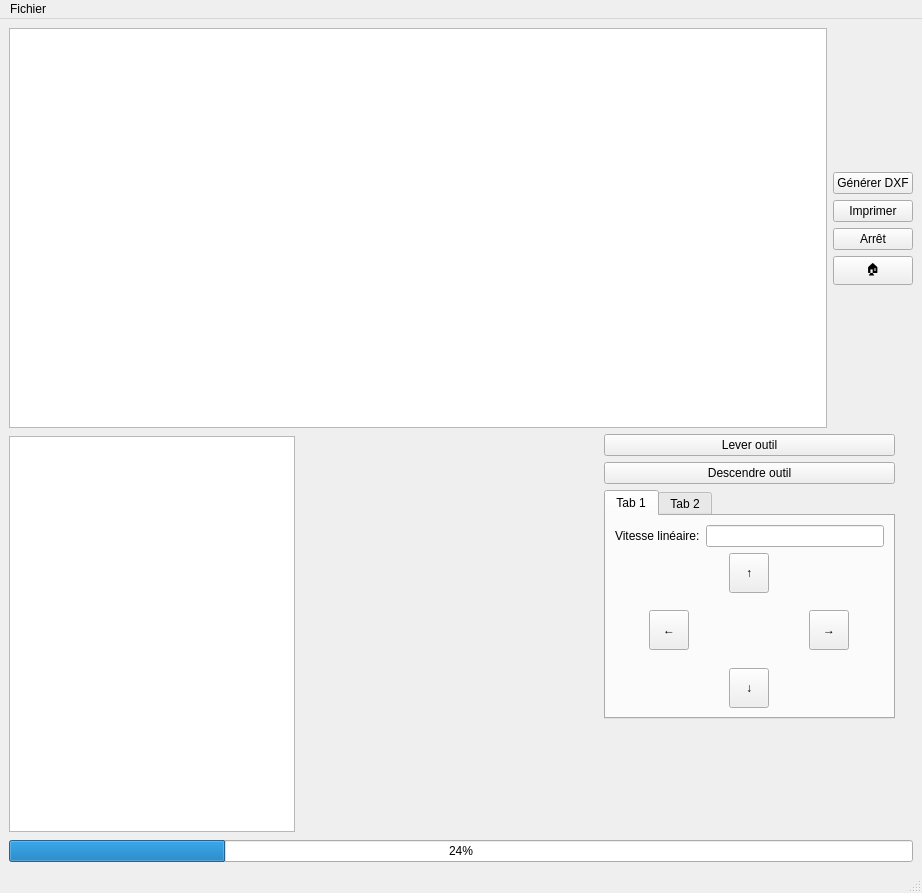
lapm6225/PlasmArm, file Python/plasmarm.ui: the form before one commit.
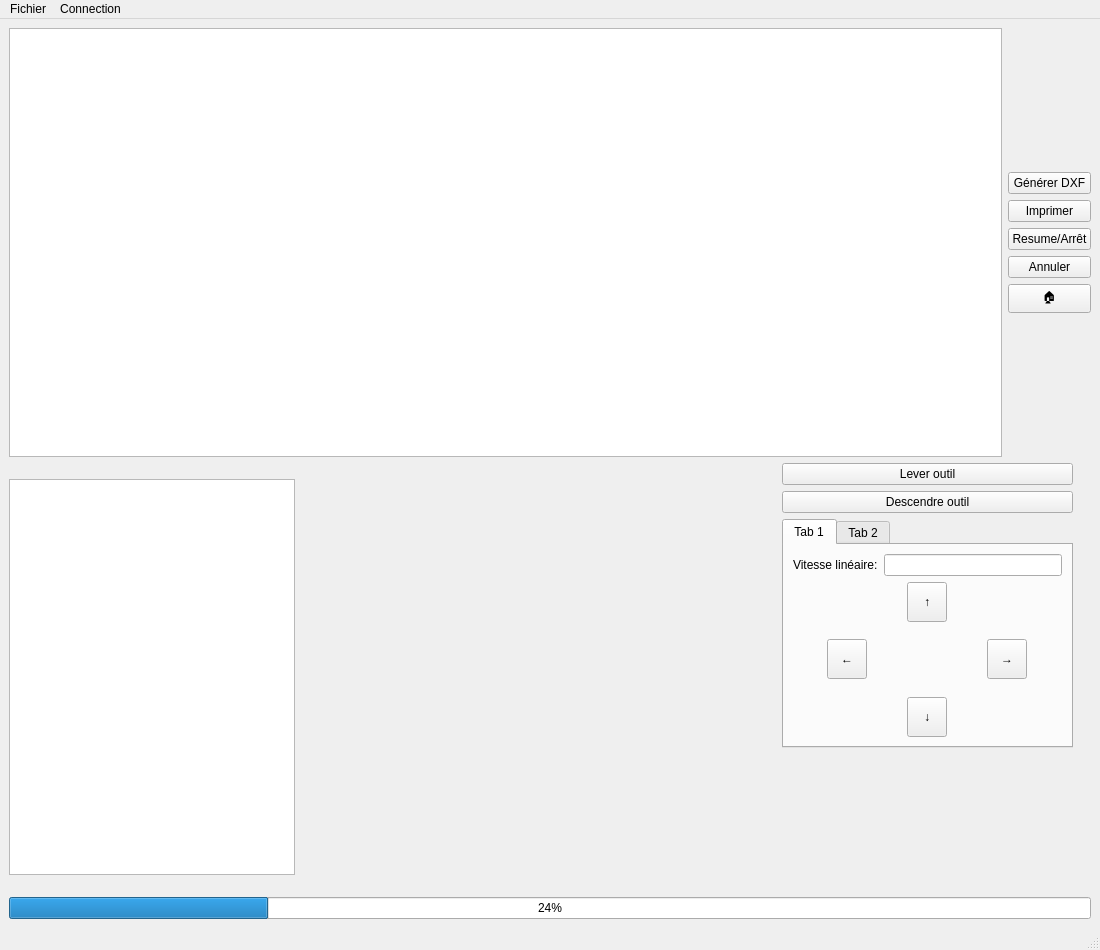
The form after the commit.

The edit to the form file:
```diff
--- a/Python/plasmarm.ui
+++ b/Python/plasmarm.ui
@@ -6,20 +6,20 @@
    <rect>
     <x>0</x>
     <y>0</y>
-    <width>922</width>
-    <height>893</height>
+    <width>1100</width>
+    <height>950</height>
    </rect>
   </property>
   <property name="minimumSize">
    <size>
-    <width>922</width>
-    <height>893</height>
+    <width>1100</width>
+    <height>950</height>
    </size>
   </property>
   <property name="maximumSize">
    <size>
-    <width>922</width>
-    <height>893</height>
+    <width>1200</width>
+    <height>950</height>
    </size>
   </property>
   <property name="acceptDrops">
@@ -324,7 +324,14 @@
         <item>
          <widget class="QPushButton" name="Button_Stop">
           <property name="text">
-           <string>Arrêt</string>
+           <string>Resume/Arrêt</string>
+          </property>
+         </widget>
+        </item>
+        <item>
+         <widget class="QPushButton" name="pushButton">
+          <property name="text">
+           <string>Annuler</string>
           </property>
          </widget>
         </item>
@@ -400,7 +407,7 @@
     <rect>
      <x>0</x>
      <y>0</y>
-     <width>922</width>
+     <width>1100</width>
      <height>22</height>
     </rect>
    </property>
@@ -411,7 +418,16 @@
     <addaction name="actionLoad"/>
     <addaction name="actionFermer"/>
    </widget>
+   <widget class="QMenu" name="menuConnection">
+    <property name="title">
+     <string>Connection</string>
+    </property>
+    <addaction name="actionConnect"/>
+    <addaction name="actionDisconnect"/>
+    <addaction name="actionStatus"/>
+   </widget>
    <addaction name="menuFichier"/>
+   <addaction name="menuConnection"/>
   </widget>
   <action name="actionLoad">
    <property name="text">
```
Left out of the diff: 15 changed lines with no effect on the pictures.
